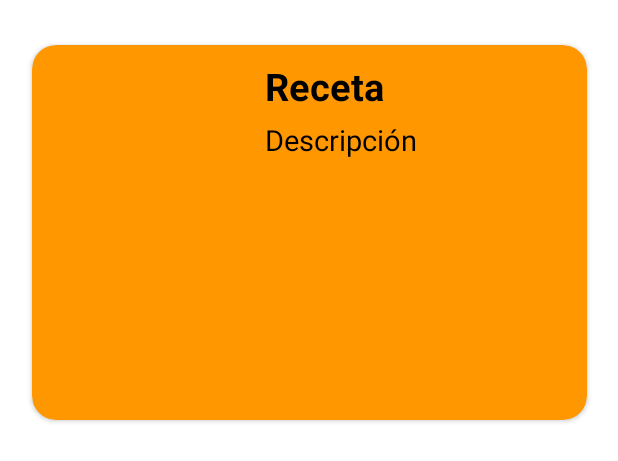
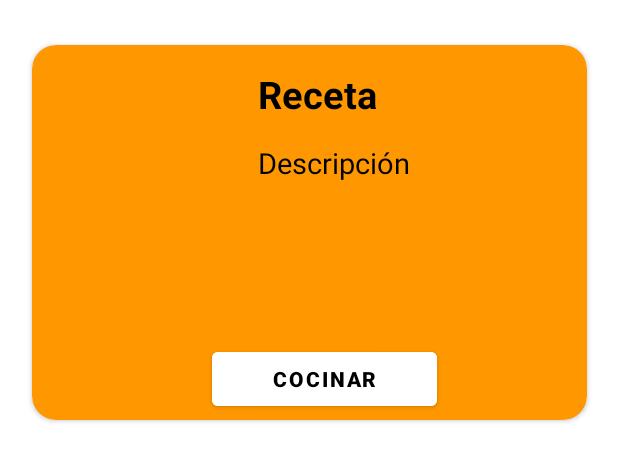
Before and after one commit to Bl4nc018/SaborExpress, an Android app: the layout recycler_cell.xml on its own in the app's theme, with its tools: preview values and no code run, on a phone screen of 412 x 824 dp. Shown: the top 461 px of the screen. Run offline under Robolectric (Android 15) with nearby library versions, the phone set to English and light mode, and no system bars; network calls fail.

Commit message:
Editadas las celdas para mejor visual.

```diff
--- a/SaborExpress_App/app/src/main/res/layout/recycler_cell.xml
+++ b/SaborExpress_App/app/src/main/res/layout/recycler_cell.xml
@@ -34,28 +34,49 @@
 
             <TextView
                 android:id="@+id/recipe_name"
-                android:layout_width="185dp"
+                android:layout_width="340dp"
                 android:layout_height="wrap_content"
-                android:layout_marginTop="10dp"
-                android:layout_marginRight="10dp"
+                android:layout_marginTop="15dp"
+                android:layout_marginLeft="20dp"
                 android:text="Receta"
                 android:textColor="@color/black"
                 android:textSize="25dp"
+                android:gravity="center"
                 android:textStyle="bold"
                 app:layout_constraintTop_toTopOf="parent"
+                app:layout_constraintStart_toStartOf="parent" />
+
+            <ScrollView
+                android:id="@+id/cuadroDescripcion"
+                android:layout_width="200dp"
+                android:layout_height="130dp"
+                android:layout_marginStart="15dp"
+                app:layout_constraintStart_toEndOf="@id/image_url"
+                app:layout_constraintTop_toTopOf="@id/image_url">
+
+                <TextView
+                    android:id="@+id/description"
+                    android:layout_width="match_parent"
+                    android:layout_height="wrap_content"
+                    android:text="Descripción"
+                    android:textColor="@color/black"
+                    android:textSize="19dp" />
+
+            </ScrollView>
+
+            <Button
+                android:layout_width="150dp"
+                android:layout_height="wrap_content"
+                android:textColor="@color/black"
+                android:text="Cocinar"
+                android:textStyle="bold"
+                android:textAlignment="center"
+                android:layout_marginEnd="100dp"
+                android:layout_marginBottom="3dp"
+                app:layout_constraintBottom_toBottomOf="parent"
                 app:layout_constraintEnd_toEndOf="parent"
-                app:layout_constraintStart_toEndOf="@+id/image_url"/>
+                android:backgroundTint="@color/white" />
 
-            <TextView
-                android:id="@+id/description"
-                android:layout_width="200dp"
-                android:layout_height="wrap_content"
-                android:layout_marginTop="5dp"
-                android:text="Descripción"
-                android:textColor="@color/black"
-                android:textSize="19dp"
-                app:layout_constraintStart_toStartOf="@+id/recipe_name"
-                app:layout_constraintTop_toBottomOf="@+id/recipe_name" />
 
         </androidx.constraintlayout.widget.ConstraintLayout>
 
```
